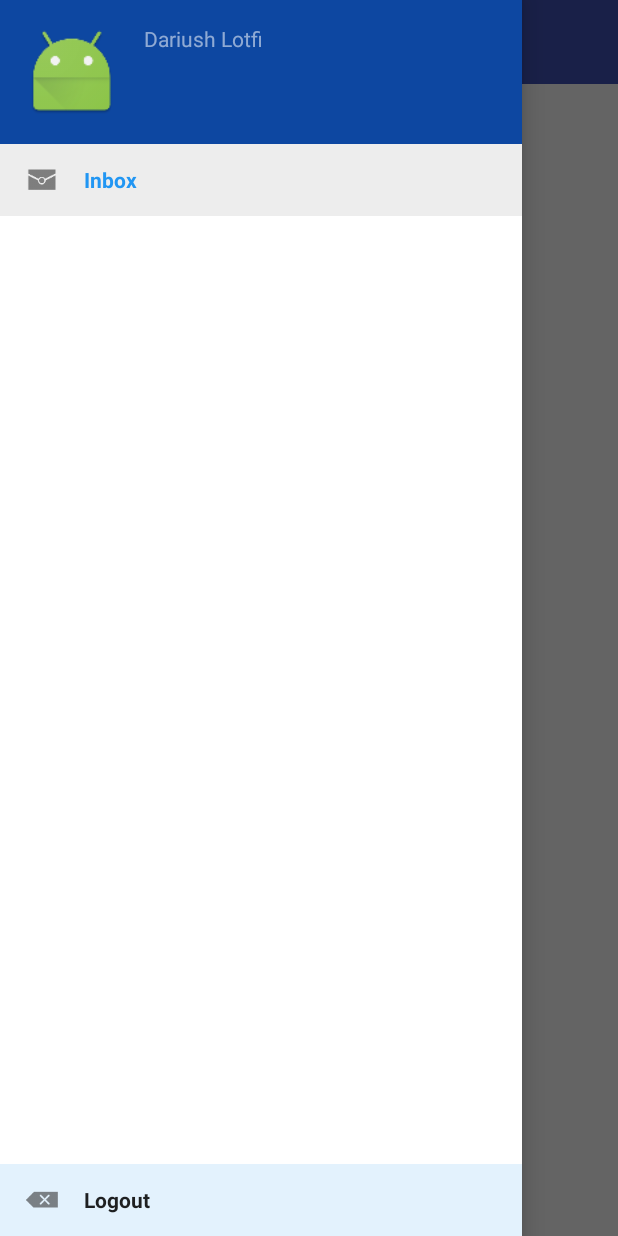
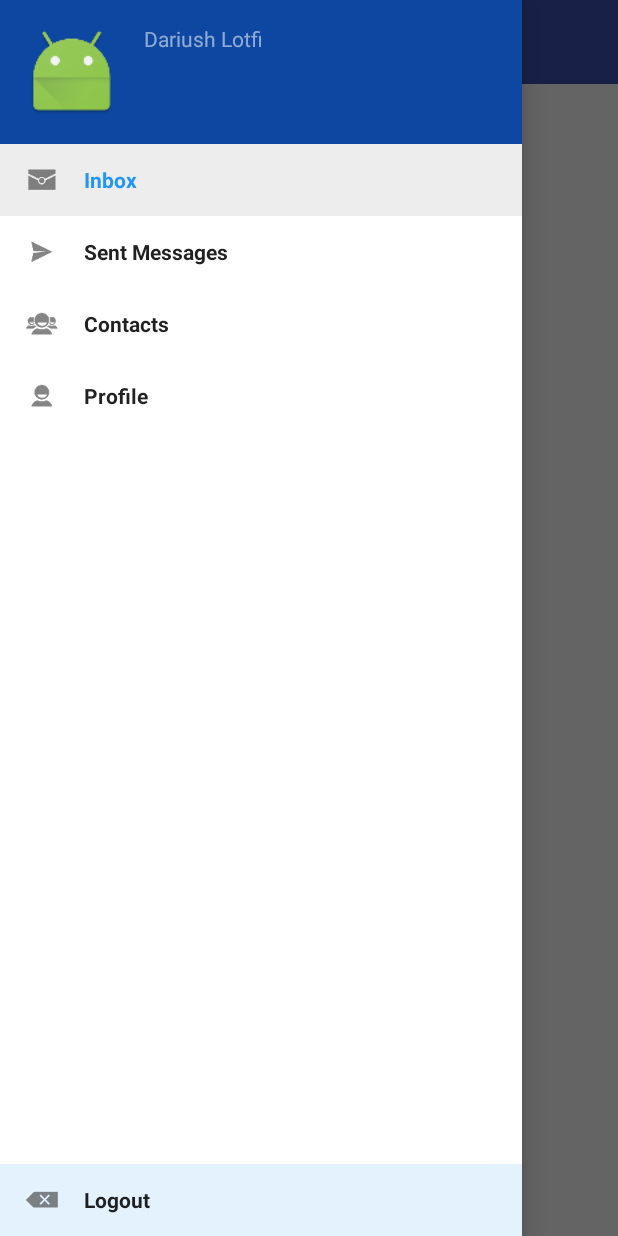
Before and after one commit to dlotfi/Yora, an Android app: the MainActivity screen opened directly, with no data from a screen before it, with the side drawer open, on a phone screen of 412 x 824 dp. Run offline under Robolectric (Android 15) with nearby library versions, the phone set to English and light mode, and no system bars.

Commit message:
Video 35 - App Part 10

```diff
--- a/app/src/main/AndroidManifest.xml
+++ b/app/src/main/AndroidManifest.xml
@@ -20,6 +20,9 @@
         <activity android:name=".activities.LoginNarrowActivity"/>
         <activity android:name=".activities.RegisterActivity"/>
         <activity android:name=".activities.ExternalLoginActivity"/>
+        <activity android:name=".activities.ProfileActivity"/>
+        <activity android:name=".activities.ContactsActivity"/>
+        <activity android:name=".activities.SentMessagesActivity"/>
 
     </application>
 
--- a/app/src/main/java/com/example/yora/activities/BaseActivity.java
+++ b/app/src/main/java/com/example/yora/activities/BaseActivity.java
@@ -38,4 +38,8 @@ public abstract class BaseActivity extends AppCompatActivity {
     public Toolbar getToolbar() {
         return toolbar;
     }
+
+    public YoraApplication getYoraApplication() {
+        return application;
+    }
 }
--- a/app/src/main/java/com/example/yora/fragments/LoginFragment.java
+++ b/app/src/main/java/com/example/yora/fragments/LoginFragment.java
@@ -24,6 +24,7 @@ public class LoginFragment extends BaseFragment implements View.OnClickListener
     public void onClick(View view) {
         if (view == _loginButton) {
             application.getAuth().getUser().setLoggedIn(true);
+            application.getAuth().getUser().setDisplayName("Dariush Lotfi");
             _callbacks.onLoggedIn();
         }
     }
--- a/app/src/main/java/com/example/yora/views/MainNavDrawer.java
+++ b/app/src/main/java/com/example/yora/views/MainNavDrawer.java
@@ -1,17 +1,29 @@
 package com.example.yora.views;
 
 import android.view.View;
+import android.widget.ImageView;
+import android.widget.TextView;
 import android.widget.Toast;
 
 import com.example.yora.R;
 import com.example.yora.activities.BaseActivity;
+import com.example.yora.activities.ContactsActivity;
 import com.example.yora.activities.MainActivity;
+import com.example.yora.activities.ProfileActivity;
+import com.example.yora.activities.SentMessagesActivity;
+import com.example.yora.infrastructure.User;
 
 public class MainNavDrawer extends NavDrawer {
+    private final TextView _displayNameText;
+    private final ImageView _avatarImage;
+
     public MainNavDrawer(final BaseActivity activity) {
         super(activity);
 
         addItem(new ActivityNavDrawerItem(MainActivity.class, "Inbox", null, R.drawable.ic_action_unread, R.id.include_main_nav_drawer_topItems));
+        addItem(new ActivityNavDrawerItem(SentMessagesActivity.class, "Sent Messages", null, R.drawable.ic_action_send_now, R.id.include_main_nav_drawer_topItems));
+        addItem(new ActivityNavDrawerItem(ContactsActivity.class, "Contacts", null, R.drawable.ic_action_group, R.id.include_main_nav_drawer_topItems));
+        addItem(new ActivityNavDrawerItem(ProfileActivity.class, "Profile", null, R.drawable.ic_action_person, R.id.include_main_nav_drawer_topItems));
 
         addItem(new BasicNavDrawerItem("Logout", null, R.drawable.ic_action_backspace, R.id.include_main_nav_drawer_bottomItems) {
             @Override
@@ -20,5 +32,13 @@ public class MainNavDrawer extends NavDrawer {
                 navDrawer.setOpen(false);
             }
         });
+
+        _displayNameText = (TextView) navDrawerView.findViewById(R.id.include_main_nav_drawer_displayName);
+        _avatarImage = (ImageView) navDrawerView.findViewById(R.id.include_main_nav_drawer_avatar);
+
+        User loggedInUser = activity.getYoraApplication().getAuth().getUser();
+        _displayNameText.setText(loggedInUser.getDisplayName());
+
+        // TODO: change avatar image to avatarUrl from loggedInUser
     }
 }
--- a/app/src/main/java/com/example/yora/views/NavDrawer.java
+++ b/app/src/main/java/com/example/yora/views/NavDrawer.java
@@ -106,7 +106,8 @@ public class NavDrawer {
             if (container == null)
                 throw new RuntimeException("Nav drawer item " + _text + " could not be attached to ViewGroup. View not found.");
 
-            _view = inflater.inflate(R.layout.list_item_nave_drawer, container);
+            _view = inflater.inflate(R.layout.list_item_nave_drawer, container, false);
+            container.addView(_view);
             _view.setOnClickListener(this);
 
             _icon = (ImageView) _view.findViewById(R.id.list_item_nav_drawer_icon);
```
Also changed, not shown: app/src/main/java/com/example/yora/activities/ContactsActivity.java (added, +14 -0 lines), app/src/main/java/com/example/yora/activities/ProfileActivity.java (added, +14 -0 lines), app/src/main/java/com/example/yora/activities/SentMessagesActivity.java (added, +14 -0 lines), app/src/main/res/layout/activity_contacts.xml (added, +26 -0 lines), app/src/main/res/layout/activity_profile.xml (added, +26 -0 lines), app/src/main/res/layout/activity_sent_message.xml (added, +26 -0 lines).
